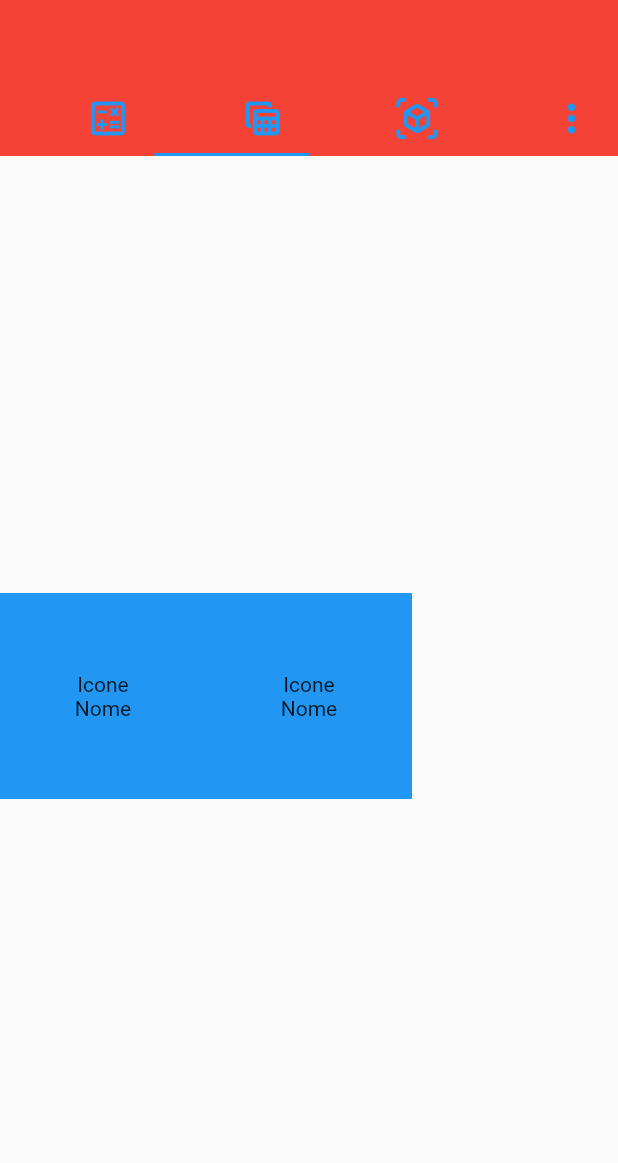
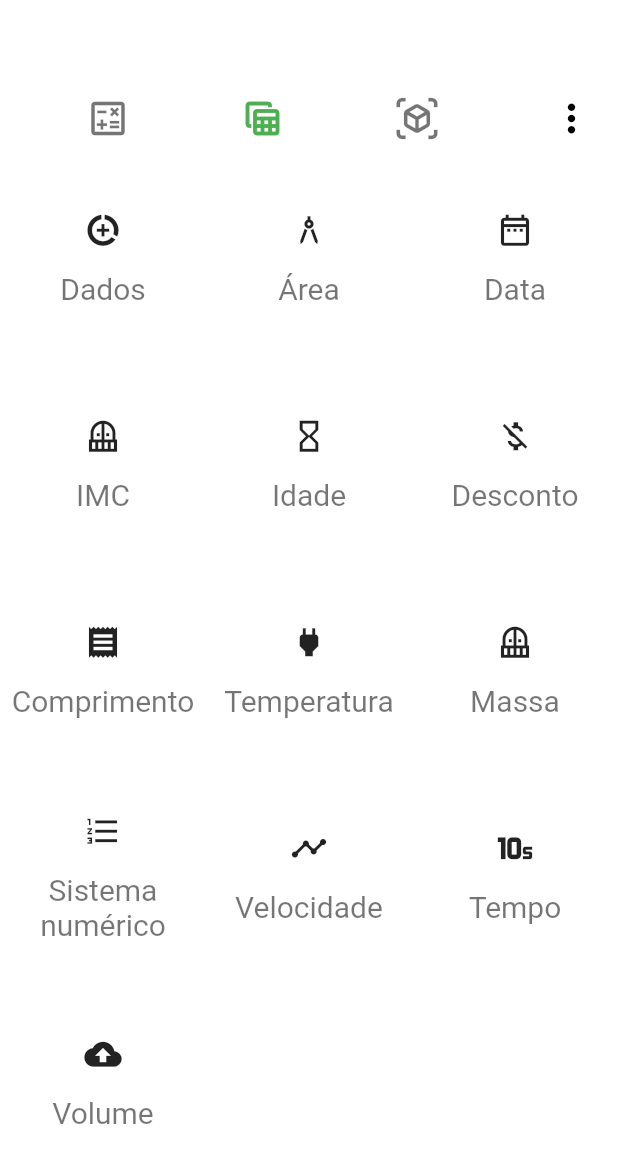
Before and after one commit to 140500004/SupCal, a Flutter app: the screen it shows after launch, tab 2 chosen, on a phone screen of 412 x 824 dp. Shown: the top 1163 px of the screen. Run offline on Flutter 3.47's test engine with Material 2 defaults, Android fonts, the phone set to English and light mode, and no system bars.

Commit message:
Page de layout

```diff
--- a/lib/main.dart
+++ b/lib/main.dart
@@ -1,5 +1,5 @@
 import 'package:flutter/material.dart';
-import 'package:supcal/view/home.Page.dart';
+import 'package:supcal/view/Home.Page.dart';
 
 void main() {
   runApp(MyApp());
@@ -12,7 +12,7 @@ class MyApp extends StatelessWidget {
       debugShowCheckedModeBanner: false,
       title: 'SupCal',
       theme: ThemeData(
-        primarySwatch: Colors.blue,
+        primarySwatch: Colors.green,
       ),
       home: HomePage(),
     );
--- a/lib/view/ListaCalculadora.Page.dart
+++ b/lib/view/ListaCalculadora.Page.dart
@@ -1,14 +1,69 @@
 import 'package:flutter/cupertino.dart';
+import 'package:flutter/material.dart';
 import 'package:supcal/widget/CardTipoCalculadora.dart';
 
 class ListaCalculadoraPage extends StatelessWidget {
   @override
   Widget build(BuildContext context) {
-    return Row(
-      children: [
-        CardTipoCalculadora(),
-        CardTipoCalculadora(),
-      ],
+    return Container(
+      color: Colors.white,
+      child: GridView.count(
+        crossAxisCount: 3,
+        children: [
+          CardTipoCalculadora(
+            icon: Icons.data_saver_on_outlined,
+            titulo: "Dados",
+          ),
+          CardTipoCalculadora(
+            icon: Icons.architecture_sharp,
+            titulo: "Área",
+          ),
+          CardTipoCalculadora(
+            icon: Icons.date_range_outlined,
+            titulo: "Data",
+          ),
+          CardTipoCalculadora(
+            icon: Icons.balcony_sharp,
+            titulo: "IMC",
+          ),
+          CardTipoCalculadora(
+            icon: Icons.hourglass_empty,
+            titulo: "Idade",
+          ),
+          CardTipoCalculadora(
+            icon: Icons.money_off,
+            titulo: "Desconto",
+          ),
+          CardTipoCalculadora(
+            icon: Icons.receipt,
+            titulo: "Comprimento",
+          ),
+          CardTipoCalculadora(
+            icon: Icons.power,
+            titulo: "Temperatura",
+          ),
+          CardTipoCalculadora(
+            icon: Icons.balcony_outlined,
+            titulo: "Massa",
+          ),
+          CardTipoCalculadora(
+            icon: Icons.format_list_numbered,
+            titulo: "Sistema numérico",
+          ),
+          CardTipoCalculadora(
+            icon: Icons.timeline,
+            titulo: "Velocidade",
+          ),
+          CardTipoCalculadora(
+            icon: Icons.timer_10_select,
+            titulo: "Tempo",
+          ),
+          CardTipoCalculadora(
+            icon: Icons.cloud_upload,
+            titulo: "Volume",
+          ),
+        ],
+      ),
     );
   }
 }
--- a/lib/view/home.Page.dart
+++ b/lib/view/home.Page.dart
@@ -1,7 +1,9 @@
 import 'package:flutter/cupertino.dart';
 import 'package:flutter/material.dart';
 import 'CalculadoraPadao.Page.dart';
+import 'Informacoes.Page.dart';
 import 'ListaCalculadora.Page.dart';
+import 'ListaCalculadoraApi.Page.dart';
 
 class HomePage extends StatelessWidget {
   @override
@@ -11,10 +13,12 @@ class HomePage extends StatelessWidget {
       child: Scaffold(
         appBar: AppBar(
           elevation: 0,
-          backgroundColor: Colors.red,
+          backgroundColor: Colors.white,
           toolbarHeight: AppBar().preferredSize.height,
           bottom: TabBar(
-            //indicatorColor: Colors.transparent,
+            indicatorColor: Colors.transparent,
+            labelColor: Theme.of(context).accentColor,
+            unselectedLabelColor: Colors.black54,
             tabs: [
               Tab(
                 child: Align(
@@ -22,7 +26,7 @@ class HomePage extends StatelessWidget {
                   child: Icon(
                     Icons.calculate_outlined,
                     size: 30,
-                    color: Theme.of(context).accentColor,
+                    //color: ,
                   ),
                 ),
               ),
@@ -32,7 +36,6 @@ class HomePage extends StatelessWidget {
                   child: Icon(
                     Icons.table_view_outlined,
                     size: 30,
-                    color: Theme.of(context).accentColor,
                   ),
                 ),
               ),
@@ -42,7 +45,6 @@ class HomePage extends StatelessWidget {
                   child: Icon(
                     Icons.view_in_ar_outlined,
                     size: 30,
-                    color: Theme.of(context).accentColor,
                   ),
                 ),
               ),
@@ -52,7 +54,7 @@ class HomePage extends StatelessWidget {
                   child: Icon(
                     Icons.more_vert,
                     size: 30,
-                    color: Theme.of(context).accentColor,
+                    color: Colors.black,
                   ),
                 ),
               ),
@@ -63,8 +65,8 @@ class HomePage extends StatelessWidget {
           children: [
             CalculadoraPadaoPage(),
             ListaCalculadoraPage(),
-            Text("3"),
-            Text("4"),
+            ListaCalculadoraApiPage(),
+            InformacoesPage(),
           ],
         ),
       ),
--- a/lib/widget/Botao.dart
+++ b/lib/widget/Botao.dart
@@ -18,7 +18,7 @@ class Botao extends StatelessWidget {
       width: MediaQuery.of(context).size.width / 4,
       height: MediaQuery.of(context).size.width / 5,
       child: InkWell(
-        onTap: () => print(""),
+        onTap: () => print("${conteudo}"),
         child: Container(
           decoration: new BoxDecoration(
             shape: BoxShape.circle,
--- a/lib/widget/CardTipoCalculadora.dart
+++ b/lib/widget/CardTipoCalculadora.dart
@@ -1,17 +1,34 @@
 import 'package:flutter/material.dart';
 
 class CardTipoCalculadora extends StatelessWidget {
+  final IconData icon;
+  final String titulo;
+  CardTipoCalculadora({required this.icon, required this.titulo});
+
   @override
   Widget build(BuildContext context) {
     return Container(
-      width: MediaQuery.of(context).size.width / 3,
-      height: MediaQuery.of(context).size.width / 3,
-      color: Colors.blue,
+      //color: Colors.redAccent,
       child: Column(
         mainAxisAlignment: MainAxisAlignment.center,
         children: [
-          Text("Icone"),
-          Text("Nome"),
+          Icon(
+            icon,
+            color: Colors.black87,
+            size: 25,
+          ),
+          SizedBox(
+            height: 15,
+          ),
+          Text(
+            titulo,
+            textAlign: TextAlign.center,
+            style: TextStyle(
+              fontSize: 20,
+              color: Colors.black54,
+              fontWeight: FontWeight.w400,
+            ),
+          ),
         ],
       ),
     );
```
Also changed, not shown: lib/view/CalculadoraPadao.Page.dart (+44 -3 lines), lib/view/Informacoes.Page.dart (added, +12 -0 lines), lib/view/ListaCalculadoraApi.Page.dart (added, +32 -0 lines).
